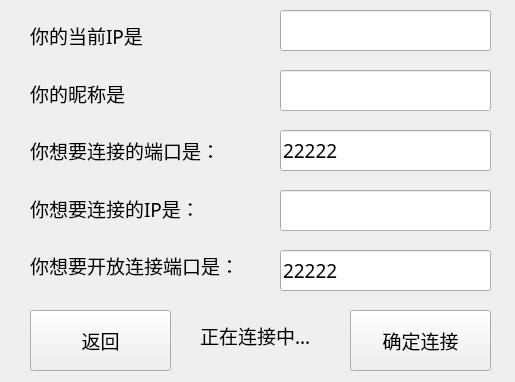
Above: MyUI/TwoConnect.ui from DoubleZeroWater/LocalChat before the change. Below: the same form after it.
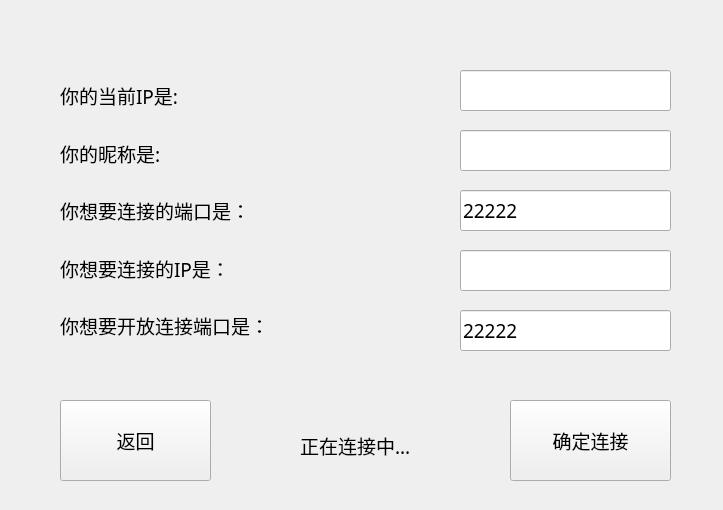
That is the form after the change.

What changed in the file:
```diff
--- a/MyUI/TwoConnect.ui
+++ b/MyUI/TwoConnect.ui
@@ -6,8 +6,8 @@
    <rect>
        <x>0</x>
        <y>0</y>
-       <width>515</width>
-       <height>382</height>
+          <width>723</width>
+          <height>510</height>
    </rect>
   </property>
   <property name="windowTitle">
@@ -16,10 +16,10 @@
      <widget class="QPushButton" name="pushButton">
          <property name="geometry">
              <rect>
-                 <x>350</x>
-                 <y>310</y>
-                 <width>141</width>
-                 <height>61</height>
+                 <x>510</x>
+                 <y>400</y>
+                 <width>161</width>
+                 <height>81</height>
              </rect>
          </property>
          <property name="font">
@@ -53,10 +53,10 @@
      <widget class="QPushButton" name="pushButton_2">
          <property name="geometry">
              <rect>
-                 <x>30</x>
-                 <y>310</y>
-                 <width>141</width>
-                 <height>61</height>
+                 <x>60</x>
+                 <y>400</y>
+                 <width>151</width>
+                 <height>81</height>
              </rect>
          </property>
          <property name="font">
@@ -90,8 +90,8 @@
      <widget class="QLabel" name="Connecting">
          <property name="geometry">
              <rect>
-                 <x>200</x>
-                 <y>310</y>
+                 <x>300</x>
+                 <y>420</y>
                  <width>141</width>
                  <height>51</height>
              </rect>
@@ -109,8 +109,8 @@
      <widget class="QLineEdit" name="OpenPort">
          <property name="geometry">
              <rect>
-                 <x>280</x>
-                 <y>250</y>
+                 <x>460</x>
+                 <y>310</y>
                  <width>211</width>
                  <height>41</height>
              </rect>
@@ -128,8 +128,8 @@
      <widget class="QLineEdit" name="IPToConnect">
          <property name="geometry">
              <rect>
-                 <x>280</x>
-                 <y>190</y>
+                 <x>460</x>
+                 <y>250</y>
                  <width>211</width>
                  <height>41</height>
              </rect>
@@ -147,8 +147,8 @@
      <widget class="QLineEdit" name="PortToConnect">
          <property name="geometry">
              <rect>
-                 <x>280</x>
-                 <y>130</y>
+                 <x>460</x>
+                 <y>190</y>
                  <width>211</width>
                  <height>41</height>
              </rect>
@@ -166,8 +166,8 @@
      <widget class="QLineEdit" name="Nickname">
          <property name="geometry">
              <rect>
-                 <x>280</x>
-                 <y>70</y>
+                 <x>460</x>
+                 <y>130</y>
                  <width>211</width>
                  <height>41</height>
              </rect>
@@ -185,8 +185,8 @@
      <widget class="QLineEdit" name="IP">
          <property name="geometry">
              <rect>
-                 <x>280</x>
-                 <y>10</y>
+                 <x>460</x>
+                 <y>70</y>
                  <width>211</width>
                  <height>41</height>
              </rect>
@@ -201,11 +201,11 @@
              <string/>
          </property>
      </widget>
-     <widget class="QWidget" name="">
+     <widget class="QWidget" name="layoutWidget">
          <property name="geometry">
              <rect>
-                 <x>30</x>
-                 <y>10</y>
+                 <x>60</x>
+                 <y>70</y>
                  <width>255</width>
                  <height>281</height>
              </rect>
@@ -220,7 +220,7 @@
                          </font>
                      </property>
                      <property name="text">
-                         <string>你的当前IP是</string>
+                         <string>你的当前IP是:</string>
                      </property>
                  </widget>
              </item>
@@ -233,7 +233,7 @@
                          </font>
                      </property>
                      <property name="text">
-                         <string>你的昵称是</string>
+                         <string>你的昵称是:</string>
                      </property>
                  </widget>
              </item>
```
Lines whose indentation alone changed are shown as unchanged.
